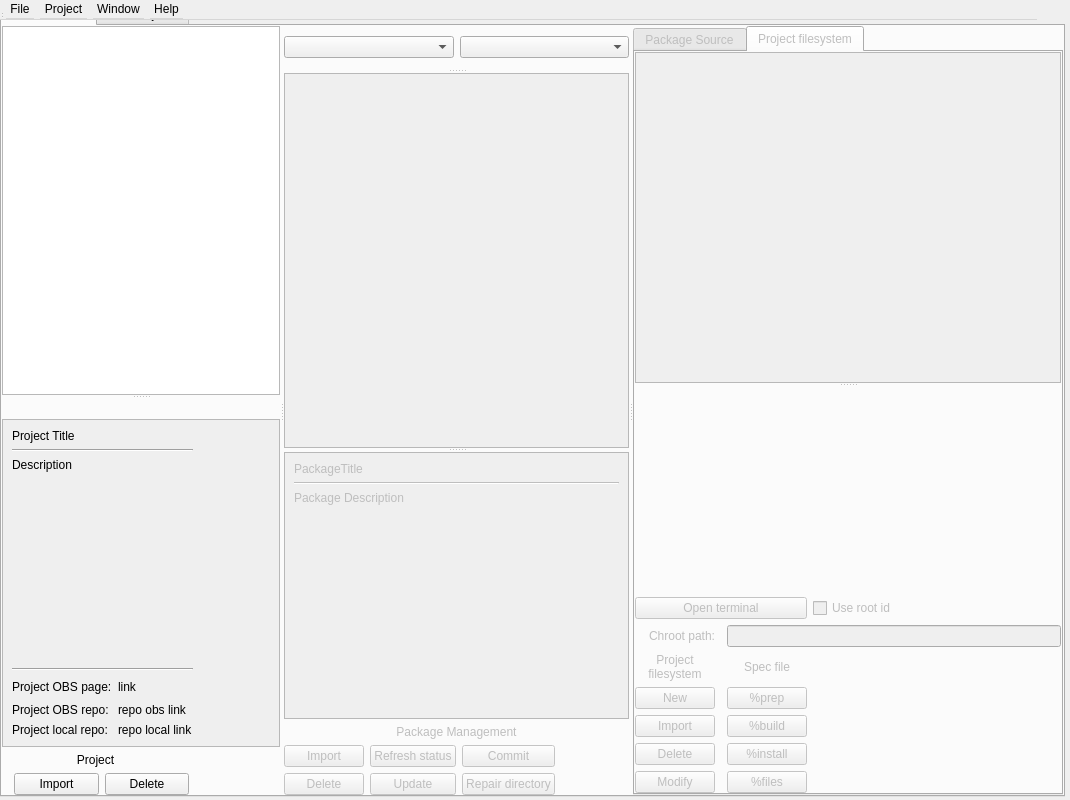
Above: obslight/ObsLightGui/ui/obsLightMain.ui from ronan22/obs-light before the change. Below: the same form after it.
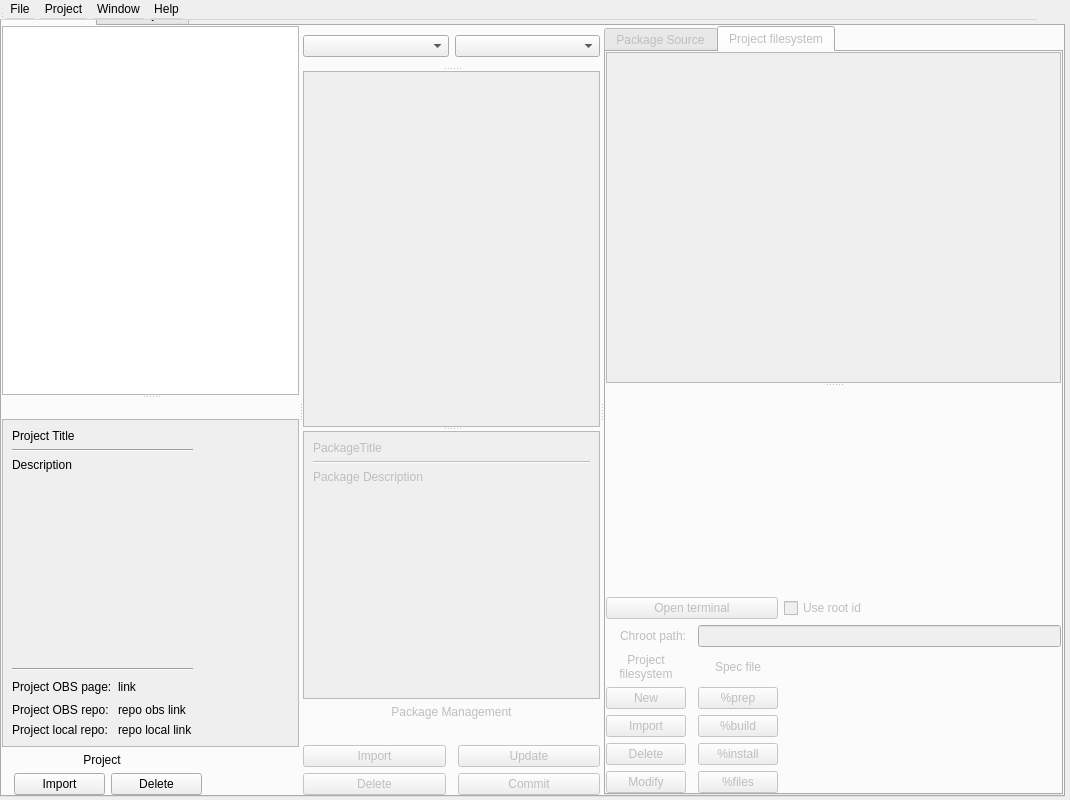
That is the form after the change. The open tabs and pages were chosen to show the change. Icons and pictures are not drawn. Custom widgets are drawn as their Qt base class.

What changed in the file:
```diff
--- a/obslight/ObsLightGui/ui/obsLightMain.ui
+++ b/obslight/ObsLightGui/ui/obsLightMain.ui
@@ -421,7 +421,7 @@
              <property name="rightMargin">
               <number>0</number>
              </property>
-             <item row="3" column="0" colspan="4">
+             <item row="3" column="0" colspan="3">
               <widget class="QScrollArea" name="scrollArea_2">
                <property name="minimumSize">
                 <size>
@@ -441,7 +441,7 @@
                   <x>0</x>
                   <y>0</y>
                   <width>372</width>
-                  <height>253</height>
+                  <height>229</height>
                  </rect>
                 </property>
                 <layout class="QVBoxLayout" name="verticalLayout_3">
@@ -489,30 +489,7 @@
                </widget>
               </widget>
              </item>
-             <item row="7" column="1">
-              <widget class="QPushButton" name="updateFilesButton">
-               <property name="sizePolicy">
-                <sizepolicy hsizetype="Expanding" vsizetype="Fixed">
-                 <horstretch>0</horstretch>
-                 <verstretch>0</verstretch>
-                </sizepolicy>
-               </property>
-               <property name="minimumSize">
-                <size>
-                 <width>80</width>
-                 <height>0</height>
-                </size>
-               </property>
-               <property name="toolTip">
-                <string>Checkout/update files from the OBS (osc update equivalent).
-You can select several packages.</string>
-               </property>
-               <property name="text">
-                <string>Update</string>
-               </property>
-              </widget>
-             </item>
-             <item row="4" column="0" colspan="4">
+             <item row="4" column="0" colspan="3">
               <widget class="QLabel" name="packageNameLabel">
                <property name="text">
                 <string>Package Management</string>
@@ -522,39 +499,6 @@
                </property>
               </widget>
              </item>
-             <item row="5" column="1">
-              <widget class="QPushButton" name="refreshOscStatusButton">
-               <property name="sizePolicy">
-                <sizepolicy hsizetype="Expanding" vsizetype="Fixed">
-                 <horstretch>0</horstretch>
-                 <verstretch>0</verstretch>
-                </sizepolicy>
-               </property>
-               <property name="toolTip">
-                <string>Refresh OSC status column.
- If no package selected, refresh all (may be long).</string>
-               </property>
-               <property name="text">
-                <string>Refresh status</string>
-               </property>
-              </widget>
-             </item>
-             <item row="5" column="0">
-              <widget class="QPushButton" name="importPackageButton">
-               <property name="sizePolicy">
-                <sizepolicy hsizetype="Expanding" vsizetype="Fixed">
-                 <horstretch>0</horstretch>
-                 <verstretch>0</verstretch>
-                </sizepolicy>
-               </property>
-               <property name="toolTip">
-                <string>Import an existing package in project.</string>
-               </property>
-               <property name="text">
-                <string>Import</string>
-               </property>
-              </widget>
-             </item>
              <item row="7" column="0">
               <widget class="QPushButton" name="deletePackageButton">
                <property name="sizePolicy">
@@ -571,24 +515,7 @@
                </property>
               </widget>
              </item>
-             <item row="7" column="2">
-              <widget class="QPushButton" name="repairOscButton">
-               <property name="sizePolicy">
-                <sizepolicy hsizetype="Expanding" vsizetype="Fixed">
-                 <horstretch>0</horstretch>
-                 <verstretch>0</verstretch>
-                </sizepolicy>
-               </property>
-               <property name="toolTip">
-                <string>Repair the OSC working copy of the selected package(s).
-You can select several packages.</string>
-               </property>
-               <property name="text">
-                <string>Repair directory</string>
-               </property>
-              </widget>
-             </item>
-             <item row="5" column="3">
+             <item row="5" column="2">
               <spacer name="horizontalSpacer">
                <property name="orientation">
                 <enum>Qt::Horizontal</enum>
@@ -601,7 +528,7 @@
                </property>
               </spacer>
              </item>
-             <item row="5" column="2">
+             <item row="7" column="2">
               <widget class="QPushButton" name="addAndCommitButton">
                <property name="sizePolicy">
                 <sizepolicy hsizetype="Expanding" vsizetype="Fixed">
@@ -617,6 +544,45 @@
                </property>
               </widget>
              </item>
+             <item row="6" column="2">
+              <widget class="QPushButton" name="updateFilesButton">
+               <property name="sizePolicy">
+                <sizepolicy hsizetype="Expanding" vsizetype="Fixed">
+                 <horstretch>0</horstretch>
+                 <verstretch>0</verstretch>
+                </sizepolicy>
+               </property>
+               <property name="minimumSize">
+                <size>
+                 <width>80</width>
+                 <height>0</height>
+                </size>
+               </property>
+               <property name="toolTip">
+                <string>Checkout/update files from the OBS (osc update equivalent).
+You can select several packages.</string>
+               </property>
+               <property name="text">
+                <string>Update</string>
+               </property>
+              </widget>
+             </item>
+             <item row="6" column="0">
+              <widget class="QPushButton" name="importPackageButton">
+               <property name="sizePolicy">
+                <sizepolicy hsizetype="Expanding" vsizetype="Fixed">
+                 <horstretch>0</horstretch>
+                 <verstretch>0</verstretch>
+                </sizepolicy>
+               </property>
+               <property name="toolTip">
+                <string>Import an existing package in project.</string>
+               </property>
+               <property name="text">
+                <string>Import</string>
+               </property>
+              </widget>
+             </item>
             </layout>
            </widget>
           </widget>
```
Left out of the diff: 2 changed lines with no effect on the pictures.
